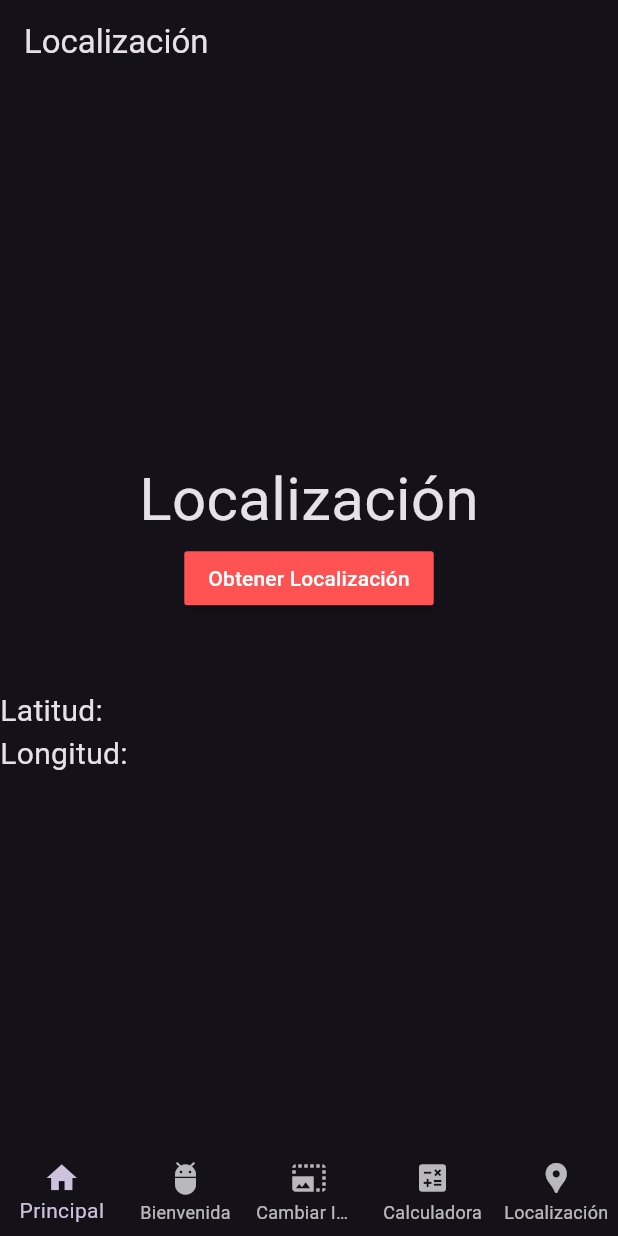
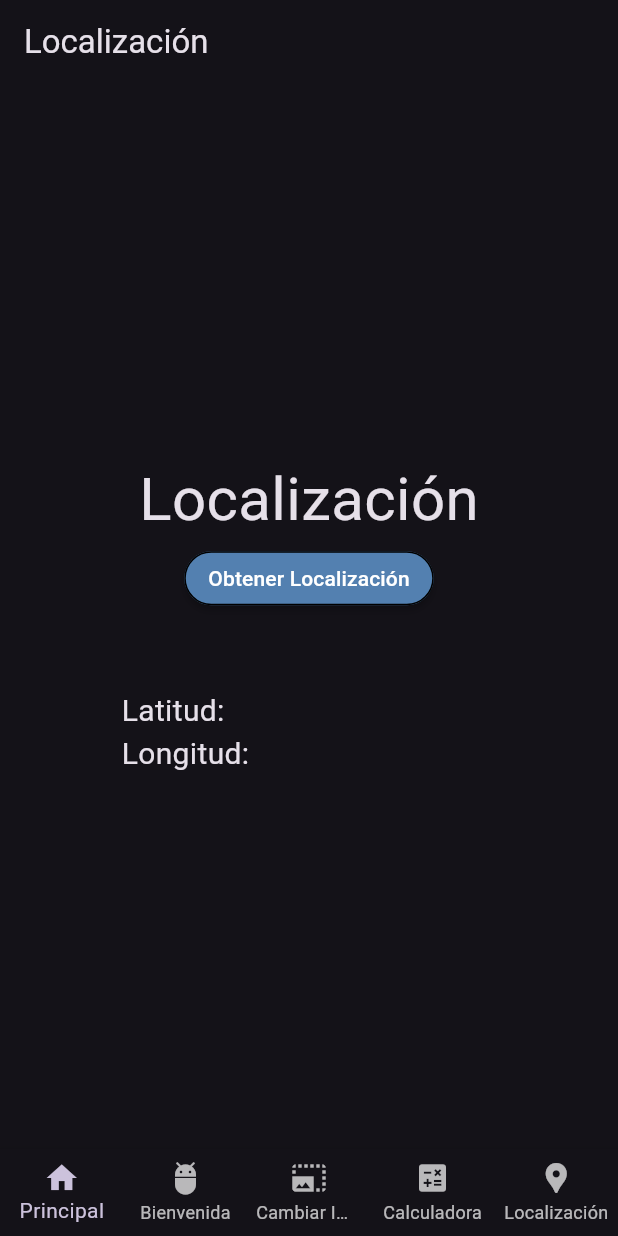
Before and after one commit to Madris1402/Programacion_Movil_2025-II, a Flutter app: the screen it shows after launch, item 5 of the bottom bar chosen, after a tap on "Obtener Localización", on a phone screen of 412 x 824 dp. Run offline on Flutter 3.47's test engine with Material 3 defaults, Android fonts, the phone set to English and light mode, and no system bars; our stand-ins replace cloud_firestore, firebase_core, geolocator, shared_preferences; accounts and stored records are empty; generated files the repository leaves out were written again; network calls fail.

Commit message:
Icono, Mejoras Estéticas

```diff
--- a/progmovil/lib/Pantallas/bienvenida.dart
+++ b/progmovil/lib/Pantallas/bienvenida.dart
@@ -1,4 +1,4 @@
-import 'package:flutter/material.dart';
+import 'package:progmovil/colors.dart';
 import 'package:shared_preferences/shared_preferences.dart';
 
 class Bienvenida extends StatefulWidget {
@@ -57,7 +57,7 @@ class _BienvenidaState extends State<Bienvenida>{
               _nombre,
               style: TextStyle(
                 fontSize: 20,
-                color: Colors.redAccent,
+                color: accent3,
               ),
             )
           ],
--- a/progmovil/lib/Pantallas/ingreso.dart
+++ b/progmovil/lib/Pantallas/ingreso.dart
@@ -1,4 +1,4 @@
-import 'package:flutter/material.dart';
+import 'package:progmovil/colors.dart';
 import 'package:shared_preferences/shared_preferences.dart';
 
 class Ingreso extends StatefulWidget {
@@ -49,16 +49,24 @@ class _IngresoState extends State<Ingreso>{
               width: 200,
               child: TextField(
                 controller: _controller,
+                cursorColor: accent,
                 decoration: InputDecoration(
                   hintText: 'Ingresa tu Nombre',
-                ),
+                    focusedBorder: UnderlineInputBorder(
+                      borderSide: BorderSide(
+                        color: accent,
+                        width: 2.0,
+                      ),
+                    ),
+                  ),
               ),
             ),
             SizedBox(
               height: 20,
             ),
             MaterialButton(
-              color: Colors.redAccent,
+              shape: StadiumBorder(side: BorderSide(width: 1)),
+              color: accent,
               onPressed: (){
                 _escribirDatos();
                 widget.bienvenida(1);
--- a/progmovil/lib/Pantallas/localizacion.dart
+++ b/progmovil/lib/Pantallas/localizacion.dart
@@ -1,5 +1,6 @@
-import 'package:flutter/material.dart';
+import 'package:progmovil/colors.dart';
 import 'package:geolocator/geolocator.dart';
+
 
 class Localizacion extends StatefulWidget {
   const Localizacion({super.key, required this.title});
@@ -80,11 +81,12 @@ class _LocalizacionState extends State<Localizacion>{
                 fontSize: 40,
               ),
             ),
-            MaterialButton(onPressed: (){
-
+            MaterialButton(
+              shape: StadiumBorder(side: BorderSide(width: 1)),
+              onPressed: (){
                 _obtenerCoordenadas();
               },
-                color: Colors.redAccent,
+              color: accent,
               child: Text(
                 "Obtener Localización"
               )
@@ -92,7 +94,9 @@ class _LocalizacionState extends State<Localizacion>{
             SizedBox(
               height: 50,
             ),
-            Row(
+            SizedBox(
+              width: 250,
+              child: Row(
                   mainAxisAlignment: MainAxisAlignment.start,
                   children: [
                     Text(
@@ -103,7 +107,10 @@ class _LocalizacionState extends State<Localizacion>{
                     ),
                   ]
               ),
-            Row(
+            ),
+            SizedBox(
+              width: 250,
+              child: Row(
                   mainAxisAlignment: MainAxisAlignment.start,
                   children: [
                     Text(
@@ -113,6 +120,7 @@ class _LocalizacionState extends State<Localizacion>{
                         )
                     ),
                   ]
+              ),
             )
           ],
         ),
--- a/progmovil/lib/app.dart
+++ b/progmovil/lib/app.dart
@@ -1,4 +1,5 @@
 import 'package:flutter/material.dart';
+import 'package:progmovil/colors.dart';
 import 'package:progmovil/navegacion.dart';
 
 class MyApp extends StatelessWidget {
@@ -9,6 +10,7 @@ class MyApp extends StatelessWidget {
   Widget build(BuildContext context) {
     return MaterialApp(
       title: 'Introdución',
+      debugShowCheckedModeBanner: false,
       theme: ThemeData(
         brightness: Brightness.dark,
         useMaterial3: true,
```
Also changed, not shown: progmovil/lib/Pantallas/calculadora.dart (+28 -28 lines), progmovil/lib/Pantallas/sizeableimage.dart (+7 -23 lines), progmovil/lib/colors.dart (added, +12 -0 lines), 21 other files. Lines whose indentation alone changed are shown as unchanged.
